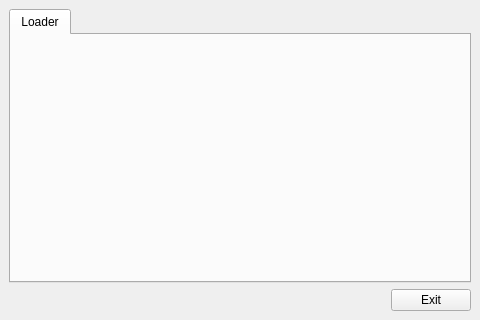
Old version of the form src/ui/main.ui in the repository simaoamorim/SerialProgramLoader.
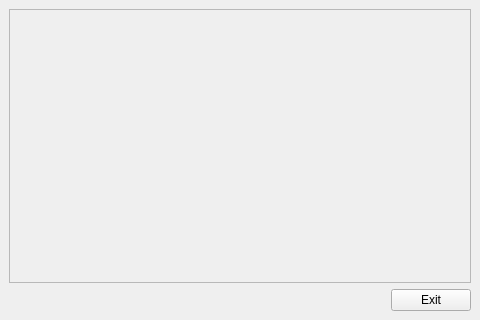
New version of the form.

Commit message: Move the loader tab to a simple frame

Patch:
```diff
--- a/src/ui/main.ui
+++ b/src/ui/main.ui
@@ -41,16 +41,19 @@
      </layout>
     </item>
     <item row="0" column="0">
-     <widget class="QTabWidget" name="tabWidget">
-      <property name="currentIndex">
-       <number>0</number>
+     <widget class="QFrame" name="loaderFrame">
+      <property name="sizePolicy">
+       <sizepolicy hsizetype="Expanding" vsizetype="Expanding">
+        <horstretch>0</horstretch>
+        <verstretch>0</verstretch>
+       </sizepolicy>
       </property>
-      <widget class="QWidget" name="loaderTab">
-       <attribute name="title">
-        <string>Loader</string>
-       </attribute>
-       <layout class="QVBoxLayout" name="loaderTabLayout"/>
-      </widget>
+      <property name="frameShape">
+       <enum>QFrame::StyledPanel</enum>
+      </property>
+      <property name="frameShadow">
+       <enum>QFrame::Raised</enum>
+      </property>
      </widget>
     </item>
    </layout>
```
The commit also changes 2 other files.
